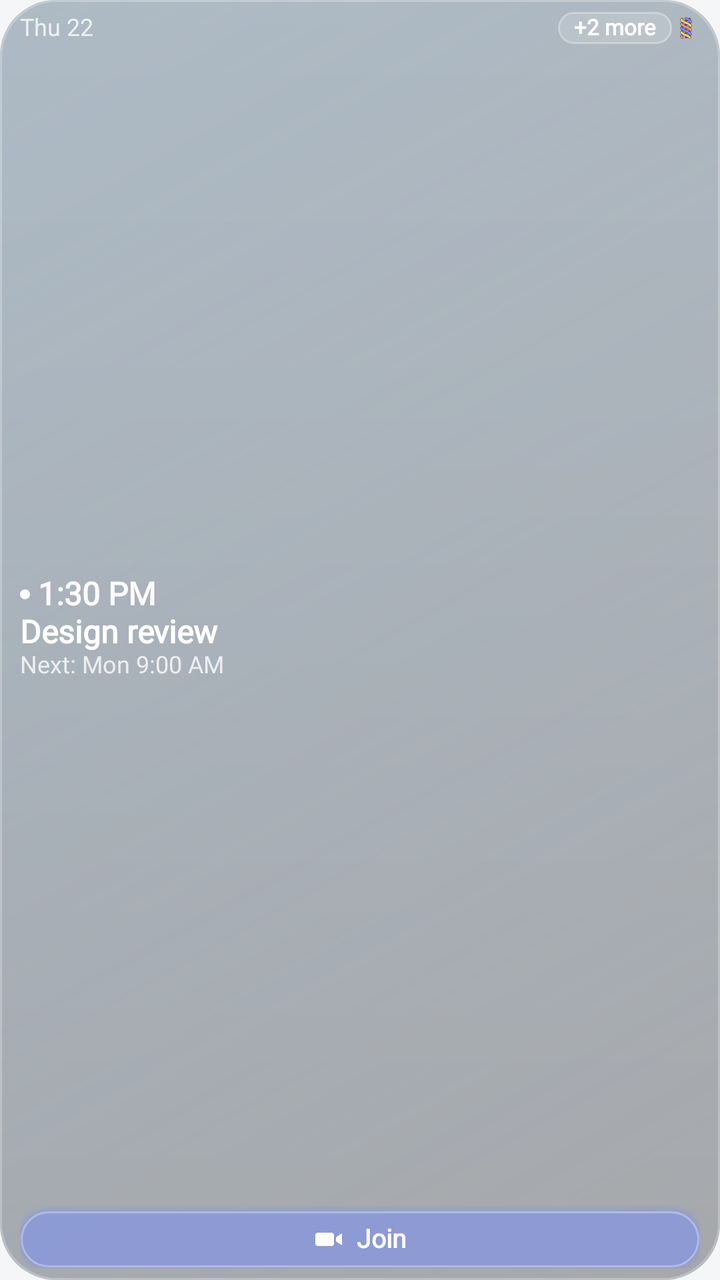
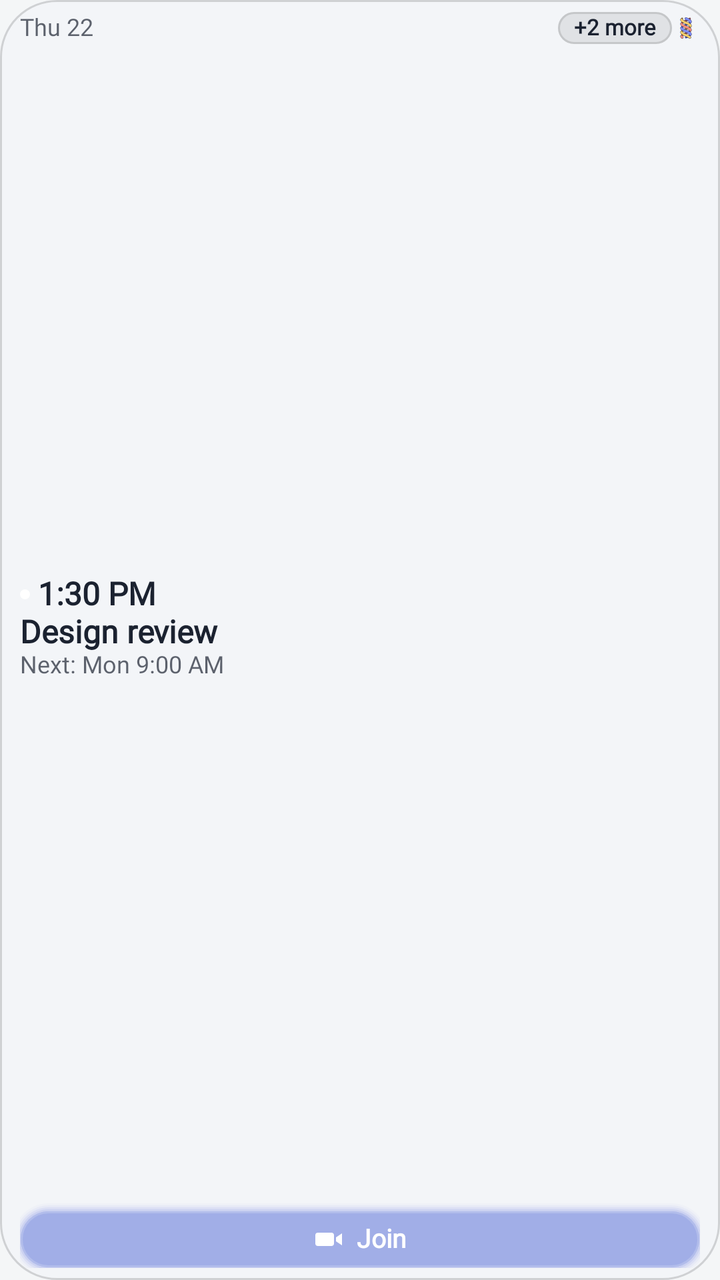

An Android layout rendered at two revisions. The XML below is the earlier revision; the diff shows what the commit changed to produce the second picture.
<!-- AndroidManifest.xml: application theme Theme.Plait -->
<!-- res/layout/widget_day_small.xml -->
<?xml version="1.0" encoding="utf-8"?>
<LinearLayout xmlns:android="http://schemas.android.com/apk/res/android"
    android:id="@+id/widget_root"
    android:layout_width="match_parent" android:layout_height="match_parent"
    android:background="@drawable/widget_bg_midday"
    android:orientation="vertical"
    android:paddingStart="10dp" android:paddingEnd="10dp" android:paddingTop="6dp" android:paddingBottom="6dp">
    <LinearLayout android:layout_width="match_parent" android:layout_height="16dp" android:gravity="center_vertical" android:orientation="horizontal">
        <TextView android:id="@+id/widget_date" android:text="@string/wdg_preview_day_short"
            android:layout_width="0dp" android:layout_height="wrap_content" android:layout_weight="1"
            android:textAlignment="viewStart" android:textColor="#C7FFFFFF" android:textSize="12sp"
            android:includeFontPadding="false" android:maxLines="1" android:ellipsize="end" android:fontFamily="@font/widget_font" />
        <TextView android:id="@+id/widget_top_end" android:text="@string/wdg_preview_more"
            android:layout_width="wrap_content" android:layout_height="16dp" android:layout_marginStart="4dp"
            android:background="@drawable/widget_capsule" android:gravity="center"
            android:paddingStart="8dp" android:paddingEnd="8dp"
            android:textColor="#FFFFFFFF" android:textSize="11sp" android:textFontWeight="600"
            android:includeFontPadding="false" android:maxLines="1" android:fontFamily="@font/widget_font" />
        <ImageView android:id="@+id/widget_mark" android:layout_width="14dp" android:layout_height="14dp"
            android:src="@drawable/ic_plait_mark" android:importantForAccessibility="no" />
    </LinearLayout>
    <LinearLayout android:id="@+id/widget_next"
        android:layout_width="match_parent" android:layout_height="0dp" android:layout_weight="1"
        android:gravity="center_vertical" android:orientation="vertical">
        <LinearLayout android:id="@+id/widget_time_row" android:layout_width="match_parent" android:layout_height="wrap_content"
            android:gravity="center_vertical" android:orientation="horizontal">
            <ImageView android:id="@+id/widget_dot" android:layout_width="5dp" android:layout_height="5dp" android:layout_marginEnd="4dp"
                android:src="@drawable/widget_dot" android:importantForAccessibility="no" />
            <TextView android:id="@+id/widget_time" android:text="@string/wdg_preview_time"
                android:layout_width="match_parent" android:layout_height="wrap_content"
                android:textAlignment="viewStart" android:textColor="#F2FFFFFF" android:textSize="16sp" android:textFontWeight="600"
                android:includeFontPadding="false" android:maxLines="1" android:fontFamily="@font/widget_font" />
        </LinearLayout>
        <TextView android:id="@+id/widget_title" android:text="@string/wdg_preview_title"
            android:layout_width="match_parent" android:layout_height="wrap_content"
            android:textAlignment="viewStart" android:textColor="#FFFFFFFF" android:textSize="16sp" android:textStyle="bold"
            android:includeFontPadding="false" android:maxLines="3" android:ellipsize="end" android:fontFamily="@font/widget_font" />
        <TextView android:id="@+id/widget_sub" android:text="@string/wdg_preview_next"
            android:layout_width="match_parent" android:layout_height="wrap_content"
            android:textAlignment="viewStart" android:textColor="#C7FFFFFF" android:textSize="12sp"
            android:includeFontPadding="false" android:maxLines="2" android:ellipsize="end" android:fontFamily="@font/widget_font" />
    </LinearLayout>
    <LinearLayout android:id="@+id/widget_join"
        android:layout_width="match_parent" android:layout_height="36dp" android:layout_marginStart="-4dp" android:layout_marginEnd="-4dp" android:layout_marginTop="-4dp" android:layout_marginBottom="-4dp"
        android:background="@drawable/widget_pill_other" android:gravity="center" android:orientation="horizontal"
        android:paddingStart="4dp" android:paddingEnd="4dp">
        <ImageView android:layout_width="16dp" android:layout_height="16dp" android:src="@drawable/ic_widget_video" android:importantForAccessibility="no" />
        <TextView android:id="@+id/widget_join_label" android:layout_width="wrap_content" android:layout_height="wrap_content" android:layout_marginStart="6dp"
            android:text="@string/common_join" android:textColor="#FFFFFFFF" android:textSize="13sp" android:textFontWeight="600"
            android:includeFontPadding="false" android:maxLines="1" android:fontFamily="@font/widget_font" />
    </LinearLayout>
</LinearLayout>
<!-- resources referenced by this layout -->
<resources>
  <!-- drawable ic_plait_mark: vector/xml drawable (drawable, 8431 chars, omitted) -->
  <!-- drawable ic_widget_video (drawable) -->
  <?xml version="1.0" encoding="utf-8"?>
  <vector xmlns:android="http://schemas.android.com/apk/res/android" android:width="16dp" android:height="16dp" android:viewportWidth="24" android:viewportHeight="24">
      <path android:fillColor="#FFFFFFFF" android:pathData="M4,7h10a2,2 0 0 1 2,2v6a2,2 0 0 1 -2,2H4a2,2 0 0 1 -2,-2V9a2,2 0 0 1 2,-2z" />
      <path android:fillColor="#FFFFFFFF" android:pathData="M17.5,10.5L22,7.5V16.5L17.5,13.5z" />
  </vector>
  <!-- drawable widget_bg_midday (drawable) -->
  <?xml version="1.0" encoding="utf-8"?>
  <layer-list xmlns:android="http://schemas.android.com/apk/res/android">
      <item>
          <shape android:shape="rectangle">
              <solid android:color="#59141820" />
              <corners android:radius="28dp" />
          </shape>
      </item>
      <item>
          <shape android:shape="rectangle">
              <gradient android:angle="315" android:startColor="#389ED8FF" android:endColor="#009ED8FF" />
              <corners android:radius="28dp" />
          </shape>
      </item>
      <item>
          <shape android:shape="rectangle">
              <gradient android:angle="270" android:startColor="#1AFFFFFF" android:endColor="#00FFFFFF" />
              <corners android:radius="28dp" />
          </shape>
      </item>
      <item>
          <shape android:shape="rectangle">
              <stroke android:width="1dp" android:color="#40FFFFFF" />
              <corners android:radius="28dp" />
          </shape>
      </item>
  </layer-list>
  <!-- drawable widget_capsule (drawable) -->
  <?xml version="1.0" encoding="utf-8"?>
  <layer-list xmlns:android="http://schemas.android.com/apk/res/android">
      <item><shape android:shape="rectangle"><solid android:color="#26FFFFFF" /><corners android:radius="14dp" /></shape></item>
      <item><shape android:shape="rectangle"><stroke android:width="1dp" android:color="#40FFFFFF" /><corners android:radius="14dp" /></shape></item>
  </layer-list>
  <!-- drawable widget_dot (drawable) -->
  <?xml version="1.0" encoding="utf-8"?>
  <shape xmlns:android="http://schemas.android.com/apk/res/android" android:shape="oval">
      <solid android:color="#FFFFFFFF" />
      <size android:width="6dp" android:height="6dp" />
  </shape>
  <!-- drawable widget_pill_other: vector/xml drawable (drawable, 3145 chars, omitted) -->
  <string name="common_join">Join</string>
  <string name="wdg_preview_day_short">Thu 22</string>
  <string name="wdg_preview_more">+2 more</string>
  <string name="wdg_preview_next">Next: Mon 9:00 AM</string>
  <string name="wdg_preview_time">1:30 PM</string>
  <string name="wdg_preview_title">Design review</string>
  <style name="Theme.Plait" parent="android:Theme.Material.NoActionBar">
          <item name="android:windowBackground">#F4F6F7</item>
          <item name="android:statusBarColor">@android:color/transparent</item>
          <item name="android:navigationBarColor">@android:color/transparent</item>
          <item name="android:windowSplashScreenBackground">#1D2260</item>
          <item name="android:windowSplashScreenAnimatedIcon">@drawable/ic_launcher_foreground</item>
      </style>
  <!-- drawable ic_launcher_foreground: vector/xml drawable (drawable, 8538 chars, omitted) -->
</resources>

<!-- the commit's change to res/layout/widget_day_small.xml (unified diff, before → after) -->
@@ -2,19 +2,19 @@
 <LinearLayout xmlns:android="http://schemas.android.com/apk/res/android"
     android:id="@+id/widget_root"
     android:layout_width="match_parent" android:layout_height="match_parent"
-    android:background="@drawable/widget_bg_midday"
+    android:background="@drawable/widget_bg_soft"
     android:orientation="vertical"
     android:paddingStart="10dp" android:paddingEnd="10dp" android:paddingTop="6dp" android:paddingBottom="6dp">
     <LinearLayout android:layout_width="match_parent" android:layout_height="16dp" android:gravity="center_vertical" android:orientation="horizontal">
         <TextView android:id="@+id/widget_date" android:text="@string/wdg_preview_day_short"
             android:layout_width="0dp" android:layout_height="wrap_content" android:layout_weight="1"
-            android:textAlignment="viewStart" android:textColor="#C7FFFFFF" android:textSize="12sp"
+            android:textAlignment="viewStart" android:textColor="@color/widget_ink_soft" android:textSize="12sp"
             android:includeFontPadding="false" android:maxLines="1" android:ellipsize="end" android:fontFamily="@font/widget_font" />
         <TextView android:id="@+id/widget_top_end" android:text="@string/wdg_preview_more"
             android:layout_width="wrap_content" android:layout_height="16dp" android:layout_marginStart="4dp"
             android:background="@drawable/widget_capsule" android:gravity="center"
             android:paddingStart="8dp" android:paddingEnd="8dp"
-            android:textColor="#FFFFFFFF" android:textSize="11sp" android:textFontWeight="600"
+            android:textColor="@color/widget_ink" android:textSize="11sp" android:textFontWeight="600"
             android:includeFontPadding="false" android:maxLines="1" android:fontFamily="@font/widget_font" />
         <ImageView android:id="@+id/widget_mark" android:layout_width="14dp" android:layout_height="14dp"
             android:src="@drawable/ic_plait_mark" android:importantForAccessibility="no" />
@@ -28,16 +28,16 @@
                 android:src="@drawable/widget_dot" android:importantForAccessibility="no" />
             <TextView android:id="@+id/widget_time" android:text="@string/wdg_preview_time"
                 android:layout_width="match_parent" android:layout_height="wrap_content"
-                android:textAlignment="viewStart" android:textColor="#F2FFFFFF" android:textSize="16sp" android:textFontWeight="600"
+                android:textAlignment="viewStart" android:textColor="@color/widget_ink" android:textSize="16sp" android:textFontWeight="600"
                 android:includeFontPadding="false" android:maxLines="1" android:fontFamily="@font/widget_font" />
         </LinearLayout>
         <TextView android:id="@+id/widget_title" android:text="@string/wdg_preview_title"
             android:layout_width="match_parent" android:layout_height="wrap_content"
-            android:textAlignment="viewStart" android:textColor="#FFFFFFFF" android:textSize="16sp" android:textStyle="bold"
+            android:textAlignment="viewStart" android:textColor="@color/widget_ink" android:textSize="16sp" android:textStyle="bold"
             android:includeFontPadding="false" android:maxLines="3" android:ellipsize="end" android:fontFamily="@font/widget_font" />
         <TextView android:id="@+id/widget_sub" android:text="@string/wdg_preview_next"
             android:layout_width="match_parent" android:layout_height="wrap_content"
-            android:textAlignment="viewStart" android:textColor="#C7FFFFFF" android:textSize="12sp"
+            android:textAlignment="viewStart" android:textColor="@color/widget_ink_soft" android:textSize="12sp"
             android:includeFontPadding="false" android:maxLines="2" android:ellipsize="end" android:fontFamily="@font/widget_font" />
     </LinearLayout>
     <LinearLayout android:id="@+id/widget_join"
<!-- resource entries referenced after the edit -->
@@ -1,5 +1,7 @@
 <!-- resources referenced by this layout -->
 <resources>
+  <color name="widget_ink">#FF1B2230</color>
+  <color name="widget_ink_soft">#B31B2230</color>
   <!-- drawable ic_plait_mark: vector/xml drawable (drawable, 8431 chars, omitted) -->
   <!-- drawable ic_widget_video (drawable) -->
   <?xml version="1.0" encoding="utf-8"?>
@@ -7,39 +9,17 @@
       <path android:fillColor="#FFFFFFFF" android:pathData="M4,7h10a2,2 0 0 1 2,2v6a2,2 0 0 1 -2,2H4a2,2 0 0 1 -2,-2V9a2,2 0 0 1 2,-2z" />
       <path android:fillColor="#FFFFFFFF" android:pathData="M17.5,10.5L22,7.5V16.5L17.5,13.5z" />
   </vector>
-  <!-- drawable widget_bg_midday (drawable) -->
+  <!-- drawable widget_bg_soft (drawable) -->
   <?xml version="1.0" encoding="utf-8"?>
   <layer-list xmlns:android="http://schemas.android.com/apk/res/android">
-      <item>
-          <shape android:shape="rectangle">
-              <solid android:color="#59141820" />
-              <corners android:radius="28dp" />
-          </shape>
-      </item>
-      <item>
-          <shape android:shape="rectangle">
-              <gradient android:angle="315" android:startColor="#389ED8FF" android:endColor="#009ED8FF" />
-              <corners android:radius="28dp" />
-          </shape>
-      </item>
-      <item>
-          <shape android:shape="rectangle">
-              <gradient android:angle="270" android:startColor="#1AFFFFFF" android:endColor="#00FFFFFF" />
-              <corners android:radius="28dp" />
-          </shape>
-      </item>
-      <item>
-          <shape android:shape="rectangle">
-              <stroke android:width="1dp" android:color="#40FFFFFF" />
-              <corners android:radius="28dp" />
-          </shape>
-      </item>
+      <item><shape android:shape="rectangle"><solid android:color="#B3F4F6FA" /><corners android:radius="28dp" /></shape></item>
+      <item><shape android:shape="rectangle"><stroke android:width="1dp" android:color="#26000000" /><corners android:radius="28dp" /></shape></item>
   </layer-list>
   <!-- drawable widget_capsule (drawable) -->
   <?xml version="1.0" encoding="utf-8"?>
   <layer-list xmlns:android="http://schemas.android.com/apk/res/android">
-      <item><shape android:shape="rectangle"><solid android:color="#26FFFFFF" /><corners android:radius="14dp" /></shape></item>
-      <item><shape android:shape="rectangle"><stroke android:width="1dp" android:color="#40FFFFFF" /><corners android:radius="14dp" /></shape></item>
+      <item><shape android:shape="rectangle"><solid android:color="#14000000" /><corners android:radius="14dp" /></shape></item>
+      <item><shape android:shape="rectangle"><stroke android:width="1dp" android:color="#1F000000" /><corners android:radius="14dp" /></shape></item>
   </layer-list>
   <!-- drawable widget_dot (drawable) -->
   <?xml version="1.0" encoding="utf-8"?>
